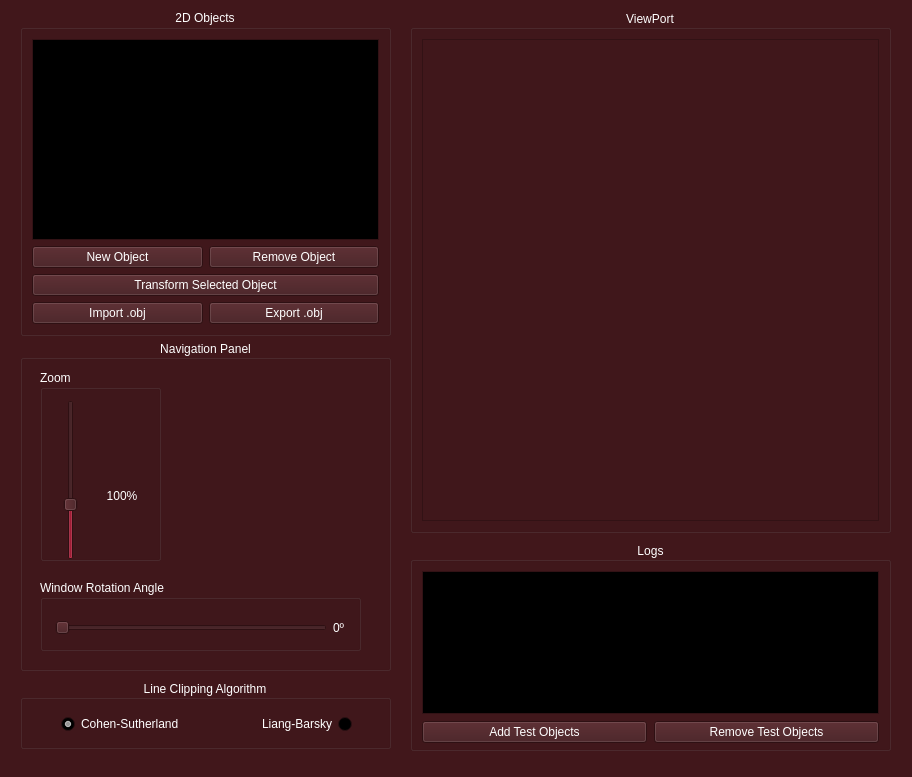
The window that SGI/view/screens/main.ui (JVSutter/Sistema-Grafico-Interativo) describes before a commit, drawn with Qt 5.
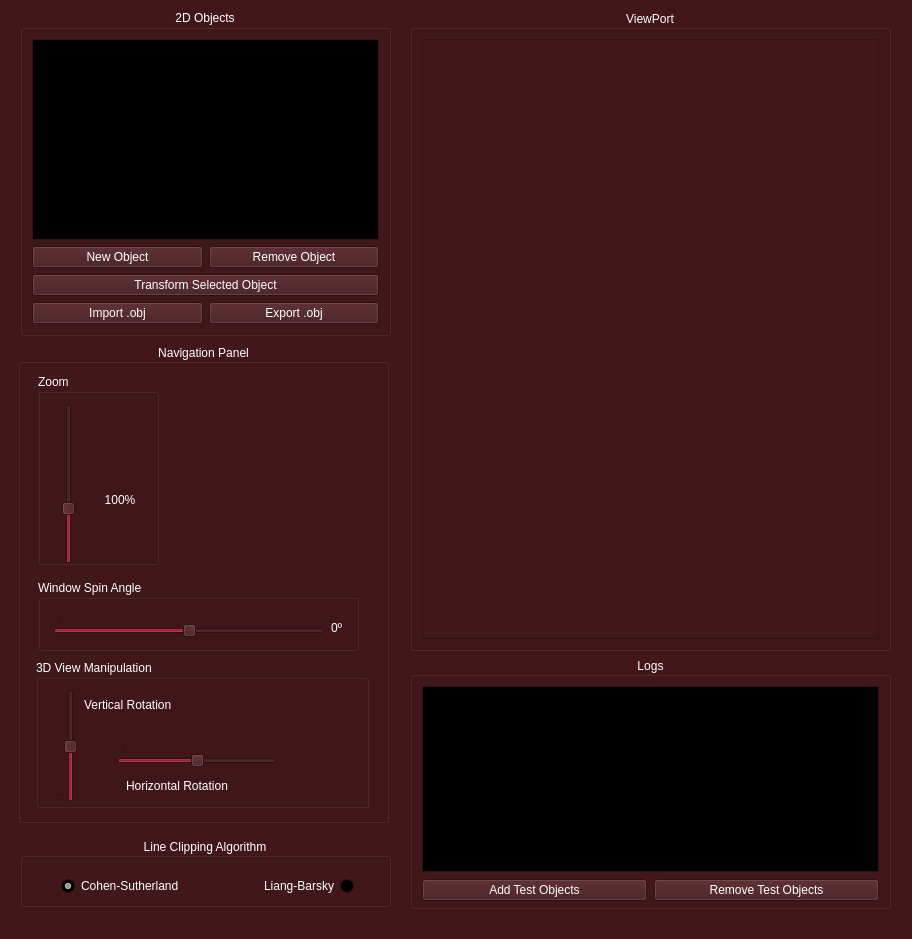
The same window after the commit. Icons and pictures are not drawn.

The edit to the form file:
```diff
--- a/SGI/view/screens/main.ui
+++ b/SGI/view/screens/main.ui
@@ -10,7 +10,7 @@
     <x>0</x>
     <y>0</y>
     <width>912</width>
-    <height>777</height>
+    <height>939</height>
    </rect>
   </property>
   <property name="sizePolicy">
@@ -22,13 +22,13 @@
   <property name="minimumSize">
    <size>
     <width>912</width>
-    <height>777</height>
+    <height>939</height>
    </size>
   </property>
   <property name="maximumSize">
    <size>
     <width>912</width>
-    <height>777</height>
+    <height>939</height>
    </size>
   </property>
   <property name="palette">
@@ -692,10 +692,10 @@
   <widget class="QGroupBox" name="Navigation">
    <property name="geometry">
     <rect>
-     <x>20</x>
-     <y>340</y>
+     <x>18</x>
+     <y>344</y>
      <width>371</width>
-     <height>331</height>
+     <height>479</height>
     </rect>
    </property>
    <property name="cursor">
@@ -867,7 +867,7 @@
      <rect>
       <x>190</x>
       <y>40</y>
-      <width>151</width>
+      <width>123</width>
       <height>71</height>
      </rect>
     </property>
@@ -1008,13 +1008,13 @@
     <property name="geometry">
      <rect>
       <x>20</x>
-      <y>240</y>
+      <y>236</y>
       <width>321</width>
       <height>71</height>
      </rect>
     </property>
     <property name="title">
-     <string>Window Rotation Angle</string>
+     <string>Window Spin Angle</string>
     </property>
     <widget class="QWidget" name="layoutWidget">
      <property name="geometry">
@@ -1029,10 +1029,10 @@
       <item>
        <widget class="QSlider" name="windowRotationSlider">
         <property name="minimum">
-         <number>0</number>
+         <number>-10</number>
         </property>
         <property name="maximum">
-         <number>360</number>
+         <number>10</number>
         </property>
         <property name="singleStep">
          <number>1</number>
@@ -1040,14 +1040,17 @@
         <property name="pageStep">
          <number>1</number>
         </property>
+        <property name="value">
+         <number>0</number>
+        </property>
         <property name="orientation">
          <enum>Qt::Orientation::Horizontal</enum>
         </property>
         <property name="tickPosition">
-         <enum>QSlider::TickPosition::NoTicks</enum>
+         <enum>QSlider::TickPosition::TicksAbove</enum>
         </property>
         <property name="tickInterval">
-         <number>0</number>
+         <number>180</number>
         </property>
        </widget>
       </item>
@@ -1061,14 +1064,221 @@
      </layout>
     </widget>
    </widget>
+   <widget class="QGroupBox" name="groupBox_4">
+    <property name="geometry">
+     <rect>
+      <x>18</x>
+      <y>316</y>
+      <width>333</width>
+      <height>148</height>
+     </rect>
+    </property>
+    <property name="title">
+     <string>3D View Manipulation</string>
+    </property>
+    <widget class="QSlider" name="verticalRotationSlider">
+     <property name="geometry">
+      <rect>
+       <x>20</x>
+       <y>30</y>
+       <width>22</width>
+       <height>112</height>
+      </rect>
+     </property>
+     <property name="minimum">
+      <number>-10</number>
+     </property>
+     <property name="maximum">
+      <number>10</number>
+     </property>
+     <property name="value">
+      <number>0</number>
+     </property>
+     <property name="orientation">
+      <enum>Qt::Orientation::Vertical</enum>
+     </property>
+     <property name="tickPosition">
+      <enum>QSlider::TickPosition::TicksAbove</enum>
+     </property>
+     <property name="tickInterval">
+      <number>180</number>
+     </property>
+    </widget>
+    <widget class="QLabel" name="imageForward">
+     <property name="geometry">
+      <rect>
+       <x>270</x>
+       <y>38</y>
+       <width>43</width>
+       <height>43</height>
+      </rect>
+     </property>
+     <property name="text">
+      <string/>
+     </property>
+     <property name="pixmap">
+      <pixmap>../assets/forward.png</pixmap>
+     </property>
+    </widget>
+    <widget class="QLabel" name="imageBackward">
+     <property name="geometry">
+      <rect>
+       <x>270</x>
+       <y>90</y>
+       <width>42</width>
+       <height>42</height>
+      </rect>
+     </property>
+     <property name="text">
+      <string/>
+     </property>
+     <property name="pixmap">
+      <pixmap>../assets/back.png</pixmap>
+     </property>
+    </widget>
+    <widget class="QSlider" name="horizontalRotationSlider">
+     <property name="geometry">
+      <rect>
+       <x>81</x>
+       <y>84</y>
+       <width>160</width>
+       <height>25</height>
+      </rect>
+     </property>
+     <property name="minimum">
+      <number>-10</number>
+     </property>
+     <property name="maximum">
+      <number>10</number>
+     </property>
+     <property name="value">
+      <number>0</number>
+     </property>
+     <property name="orientation">
+      <enum>Qt::Orientation::Horizontal</enum>
+     </property>
+     <property name="tickPosition">
+      <enum>QSlider::TickPosition::TicksAbove</enum>
+     </property>
+     <property name="tickInterval">
+      <number>180</number>
+     </property>
+    </widget>
+    <widget class="QLabel" name="label">
+     <property name="geometry">
+      <rect>
+       <x>90</x>
+       <y>116</y>
+       <width>151</width>
+       <height>20</height>
+      </rect>
+     </property>
+     <property name="text">
+      <string>Horizontal Rotation</string>
+     </property>
+    </widget>
+    <widget class="QLabel" name="label_2">
+     <property name="geometry">
+      <rect>
+       <x>48</x>
+       <y>35</y>
+       <width>131</width>
+       <height>20</height>
+      </rect>
+     </property>
+     <property name="text">
+      <string>Vertical Rotation</string>
+     </property>
+    </widget>
+    <widget class="QPushButton" name="forwardButton">
+     <property name="geometry">
+      <rect>
+       <x>271</x>
+       <y>38</y>
+       <width>40</width>
+       <height>43</height>
+      </rect>
+     </property>
+     <property name="sizePolicy">
+      <sizepolicy hsizetype="Fixed" vsizetype="Fixed">
+       <horstretch>0</horstretch>
+       <verstretch>0</verstretch>
+      </sizepolicy>
+     </property>
+     <property name="cursor">
+      <cursorShape>PointingHandCursor</cursorShape>
+     </property>
+     <property name="styleSheet">
+      <string notr="true">QPushButton {
+      background: transparent;
+      border: none;
+  }
+  QPushButton:pressed {
+      background: transparent;
+  }
+  QPushButton:hover {
+      background: transparent;
+  }</string>
+     </property>
+     <property name="text">
+      <string/>
+     </property>
+     <property name="default">
+      <bool>false</bool>
+     </property>
+     <property name="flat">
+      <bool>true</bool>
+     </property>
+    </widget>
+    <widget class="QPushButton" name="backwardButton">
+     <property name="geometry">
+      <rect>
+       <x>271</x>
+       <y>91</y>
+       <width>40</width>
+       <height>43</height>
+      </rect>
+     </property>
+     <property name="sizePolicy">
+      <sizepolicy hsizetype="Fixed" vsizetype="Fixed">
+       <horstretch>0</horstretch>
+       <verstretch>0</verstretch>
+      </sizepolicy>
+     </property>
+     <property name="cursor">
+      <cursorShape>PointingHandCursor</cursorShape>
+     </property>
+     <property name="styleSheet">
+      <string notr="true">QPushButton {
+      background: transparent;
+      border: none;
+  }
+  QPushButton:pressed {
+      background: transparent;
+  }
+  QPushButton:hover {
+      background: transparent;
+  }</string>
+     </property>
+     <property name="text">
+      <string/>
+     </property>
+     <property name="default">
+      <bool>false</bool>
+     </property>
+     <property name="flat">
+      <bool>true</bool>
+     </property>
+    </widget>
+   </widget>
   </widget>
   <widget class="QGroupBox" name="groupBox">
    <property name="geometry">
     <rect>
      <x>410</x>
-     <y>542</y>
+     <y>657</y>
      <width>481</width>
-     <height>209</height>
+     <height>252</height>
     </rect>
    </property>
    <property name="title">
@@ -1191,7 +1401,7 @@
      <x>410</x>
      <y>10</y>
      <width>481</width>
-     <height>523</height>
+     <height>641</height>
     </rect>
    </property>
    <property name="title">
@@ -1217,7 +1427,7 @@
    <property name="geometry">
     <rect>
      <x>20</x>
-     <y>680</y>
+     <y>838</y>
      <width>371</width>
      <height>69</height>
     </rect>
@@ -1245,8 +1455,8 @@
      <rect>
       <x>41</x>
       <y>33</y>
-      <width>291</width>
-      <height>23</height>
+      <width>293</width>
+      <height>30</height>
      </rect>
     </property>
     <layout class="QHBoxLayout" name="horizontalLayout_7">
```
Left out of the diff: 4 changed lines with no effect on the pictures.
